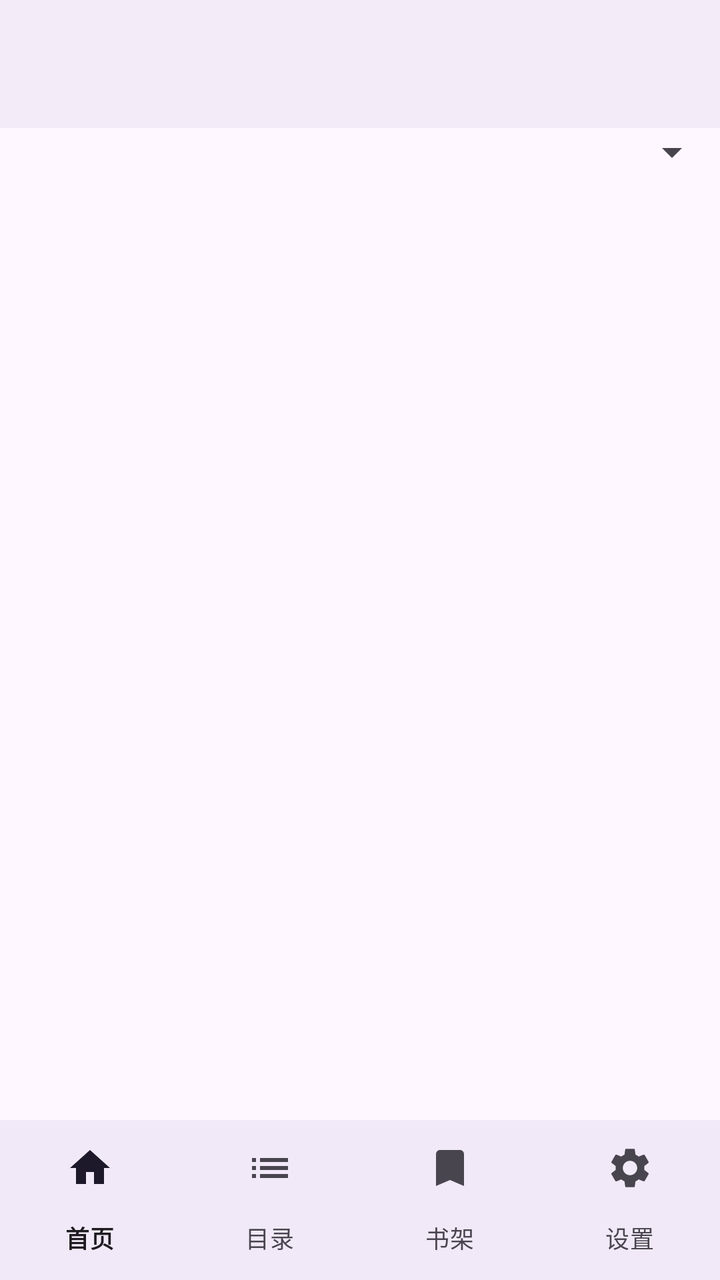
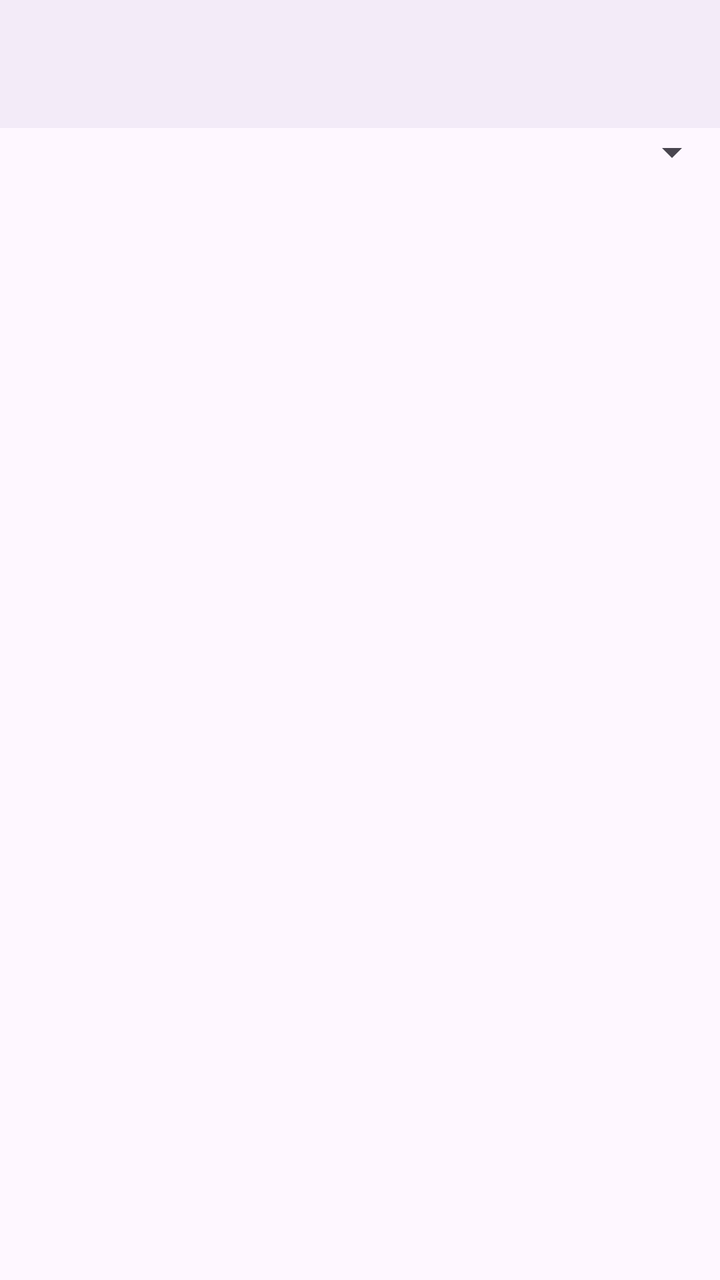

An Android layout rendered at two revisions. The XML below is the earlier revision; the diff shows what the commit changed to produce the second picture.
<!-- AndroidManifest.xml: application theme Theme.ScpArchive -->
<!-- res/layout/activity_catalog.xml -->
<?xml version="1.0" encoding="utf-8"?>
<LinearLayout xmlns:android="http://schemas.android.com/apk/res/android"
    xmlns:app="http://schemas.android.com/apk/res-auto"
    android:id="@+id/root"
    android:layout_width="match_parent"
    android:layout_height="match_parent"
    android:orientation="vertical">

    <com.google.android.material.appbar.MaterialToolbar
        android:id="@+id/toolbar"
        android:layout_width="match_parent"
        android:layout_height="?attr/actionBarSize"
        android:background="?attr/colorSurface"
        android:elevation="2dp" />

    <Spinner
        android:id="@+id/series_spinner"
        android:layout_width="match_parent"
        android:layout_height="wrap_content"
        android:paddingStart="12dp"
        android:paddingEnd="12dp" />

    <ProgressBar
        android:id="@+id/catalog_progress"
        style="?android:attr/progressBarStyleHorizontal"
        android:layout_width="match_parent"
        android:layout_height="3dp"
        android:indeterminate="true"
        android:visibility="gone" />

    <TextView
        android:id="@+id/catalog_status"
        android:layout_width="match_parent"
        android:layout_height="wrap_content"
        android:paddingStart="12dp"
        android:paddingEnd="12dp"
        android:paddingTop="6dp"
        android:paddingBottom="6dp"
        android:textSize="12sp" />

    <androidx.recyclerview.widget.RecyclerView
        android:id="@+id/catalog_list"
        android:layout_width="match_parent"
        android:layout_height="0dp"
        android:layout_weight="1" />

    <com.google.android.material.bottomnavigation.BottomNavigationView
        android:id="@+id/bottom_nav"
        android:layout_width="match_parent"
        android:layout_height="wrap_content"
        android:background="?attr/colorSurface"
        app:labelVisibilityMode="labeled"
        app:menu="@menu/menu_bottom" />

</LinearLayout>
<!-- resources referenced by this layout -->
<resources>
  <style name="Theme.ScpArchive" parent="Theme.Material3.DayNight.NoActionBar" />
</resources>

<!-- the commit's change to res/layout/activity_catalog.xml (unified diff, before → after) -->
@@ -44,12 +44,4 @@
         android:layout_height="0dp"
         android:layout_weight="1" />
 
-    <com.google.android.material.bottomnavigation.BottomNavigationView
-        android:id="@+id/bottom_nav"
-        android:layout_width="match_parent"
-        android:layout_height="wrap_content"
-        android:background="?attr/colorSurface"
-        app:labelVisibilityMode="labeled"
-        app:menu="@menu/menu_bottom" />
-
 </LinearLayout>
